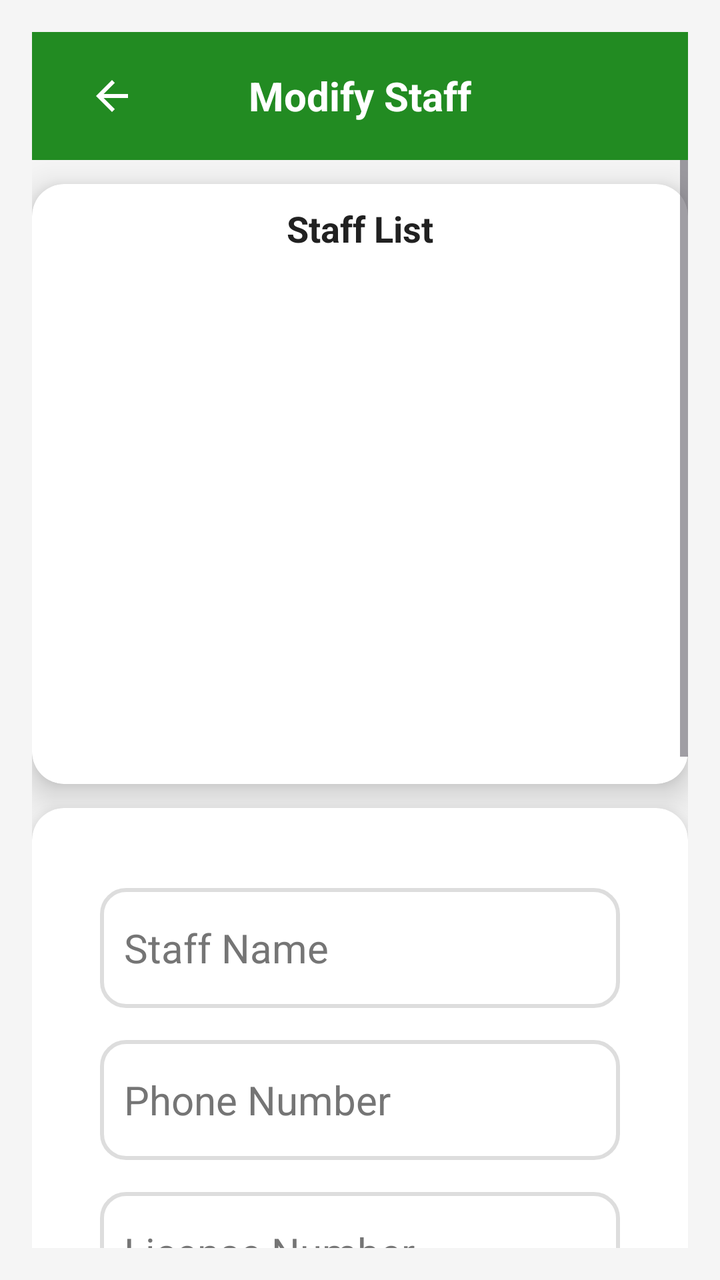
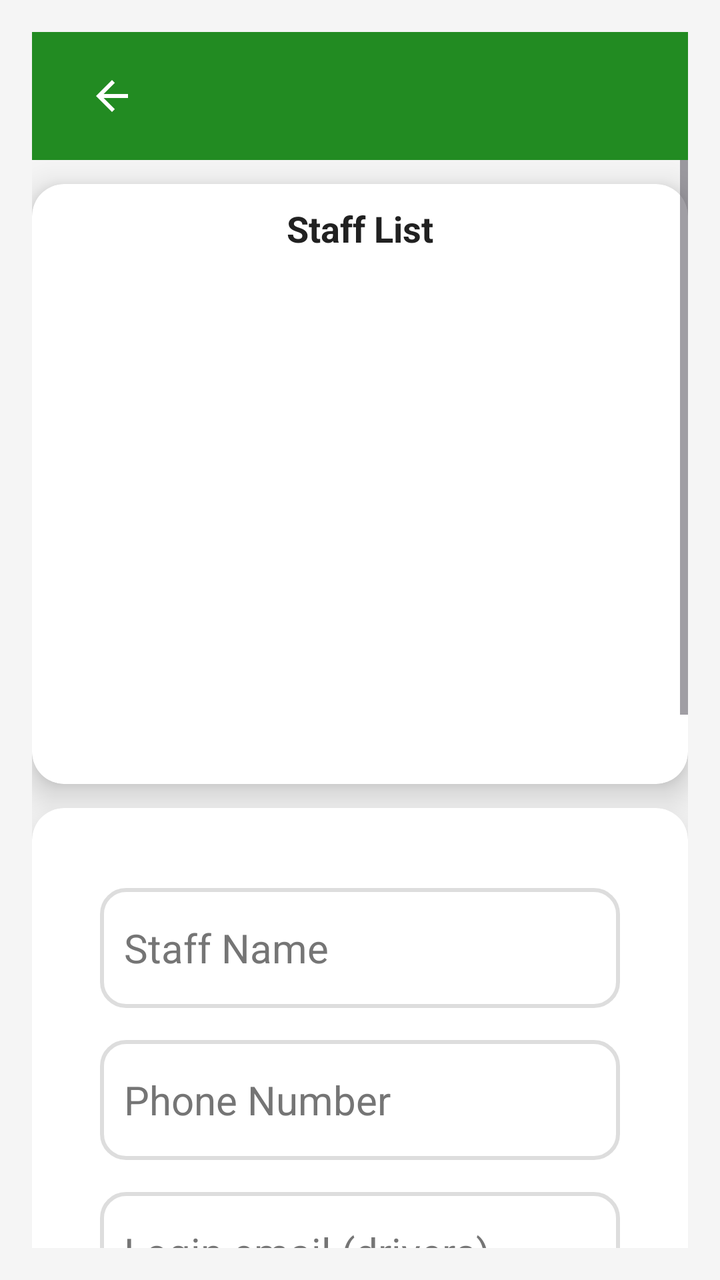

An Android layout rendered at two revisions. The XML below is the earlier revision; the diff shows what the commit changed to produce the second picture.
<!-- AndroidManifest.xml: application theme Theme.TransportApp -->
<!-- res/layout/activity_modify_staff.xml -->
<?xml version="1.0" encoding="utf-8"?>
<LinearLayout
    xmlns:android="http://schemas.android.com/apk/res/android"
    xmlns:app="http://schemas.android.com/apk/res-auto"
    android:layout_width="match_parent"
    android:layout_height="match_parent"
    android:orientation="vertical"
    android:background="#F5F5F5"
    android:padding="16dp">

    
    <androidx.appcompat.widget.Toolbar
        android:layout_width="match_parent"
        android:layout_height="?attr/actionBarSize"
        android:background="@color/green"
        android:elevation="6dp"
        android:theme="@style/ThemeOverlay.AppCompat.Dark.ActionBar">

        <ImageButton
            android:layout_width="48dp"
            android:layout_height="48dp"
            android:layout_marginStart="12dp"
            android:background="@null"
            android:contentDescription="Back"
            android:src="@drawable/baseline_arrow_back_24"
            app:tint="@android:color/white" />

        <TextView
            android:layout_width="wrap_content"
            android:layout_height="wrap_content"
            android:layout_gravity="center"
            android:text="Modify Staff"
            android:textColor="@android:color/white"
            android:textSize="20sp"
            android:textStyle="bold"/>
    </androidx.appcompat.widget.Toolbar>

    
    <ScrollView
        android:layout_width="match_parent"
        android:layout_height="0dp"
        android:layout_weight="1"
        android:fillViewport="true">

        <LinearLayout
            android:layout_width="match_parent"
            android:layout_height="wrap_content"
            android:orientation="vertical">

            
            <androidx.cardview.widget.CardView
                android:layout_width="match_parent"
                android:layout_height="300dp"
                android:layout_marginTop="12dp"
                android:backgroundTint="@android:color/white"
                app:cardCornerRadius="16dp"
                app:cardElevation="10dp">

                <LinearLayout
                    android:layout_width="match_parent"
                    android:layout_height="wrap_content"
                    android:orientation="vertical"
                    android:padding="10dp">

                    <TextView
                        android:layout_width="wrap_content"
                        android:layout_height="wrap_content"
                        android:text="Staff List"
                        android:textSize="18sp"
                        android:textStyle="bold"
                        android:textColor="#212121"
                        android:layout_gravity="center"
                        android:paddingBottom="8dp"/>

                    <androidx.recyclerview.widget.RecyclerView
                        android:id="@+id/driverRecyclerView"
                        android:layout_width="match_parent"
                        android:layout_height="250dp"
                        android:scrollbars="vertical"/>
                </LinearLayout>
            </androidx.cardview.widget.CardView>

            
            <androidx.cardview.widget.CardView
                android:layout_width="match_parent"
                android:layout_height="wrap_content"
                android:layout_marginTop="12dp"
                android:backgroundTint="@android:color/white"
                app:cardCornerRadius="16dp"
                app:cardElevation="10dp">

                <LinearLayout
                    android:layout_width="match_parent"
                    android:layout_height="wrap_content"
                    android:orientation="vertical"
                    android:padding="24dp">

                    
                    <EditText
                        android:id="@+id/driverNameInput"
                        android:layout_width="match_parent"
                        android:layout_height="60dp"
                        android:layout_marginTop="16dp"
                        android:layout_marginHorizontal="10dp"
                        android:background="@drawable/edittext_background"
                        android:hint="Staff Name"
                    android:inputType="text"
                    android:padding="12dp"
                    android:textColor="#212121"
                    android:textColorHint="#757575"
                    android:textSize="20sp" />

                    
                    <EditText
                        android:id="@+id/driverPhoneInput"
                        android:layout_width="match_parent"
                        android:layout_height="60dp"
                        android:layout_marginTop="16dp"
                        android:layout_marginHorizontal="10dp"
                        android:background="@drawable/edittext_background"
                        android:hint="Phone Number"
                        android:inputType="phone"
                        android:padding="12dp"
                        android:textColor="#212121"
                        android:textColorHint="#757575"
                        android:textSize="20sp" />

                    
                    <EditText
                        android:id="@+id/licenseNumberInput"
                        android:layout_width="match_parent"
                        android:layout_height="60dp"
                        android:layout_marginTop="16dp"
                        android:layout_marginHorizontal="10dp"
                        android:background="@drawable/edittext_background"
                        android:hint="License Number"
                    android:inputType="text"
                    android:padding="12dp"
                    android:textColor="#212121"
                    android:textColorHint="#757575"
                    android:textSize="20sp" />

                    
                    <Spinner
                        android:id="@+id/vehicleDropdown"
                        android:layout_width="match_parent"
                        android:layout_height="60dp"
                        android:layout_marginTop="16dp"
                        android:layout_marginHorizontal="10dp"
                        android:background="@drawable/edittext_background"
                        android:padding="12dp"
                        android:spinnerMode="dropdown" />

                    
                    <Spinner
                        android:id="@+id/routeDropdown"
                        android:layout_width="match_parent"
                        android:layout_height="60dp"
                        android:layout_marginTop="16dp"
                        android:layout_marginHorizontal="10dp"
                        android:background="@drawable/edittext_background"
                        android:padding="12dp"
                        android:spinnerMode="dropdown" />

                    
                    <RadioGroup
                        android:id="@+id/statusRadioGroup"
                        android:layout_width="match_parent"
                        android:layout_height="wrap_content"
                        android:layout_marginTop="16dp"
                        android:layout_marginHorizontal="10dp"
                        android:orientation="horizontal">

                        <RadioButton
                            android:id="@+id/activeRadioButton"
                            android:layout_width="0dp"
                            android:layout_height="wrap_content"
                            android:layout_weight="1"
                            android:text="Active"
                            android:textSize="18sp"
                            android:textColor="#212121"
                            android:padding="8dp"
                            android:checked="true" />

                        <RadioButton
                            android:id="@+id/notActiveRadioButton"
                            android:layout_width="0dp"
                            android:layout_height="wrap_content"
                            android:layout_weight="1"
                            android:text="Not Active"
                            android:textSize="18sp"
                            android:textColor="#212121"
                            android:padding="8dp" />
                    </RadioGroup>

                    
                    <RadioGroup
                        android:id="@+id/roleRadioGroup"
                        android:layout_width="match_parent"
                        android:layout_height="wrap_content"
                        android:layout_marginTop="16dp"
                        android:layout_marginHorizontal="10dp"
                        android:orientation="horizontal">

                        <RadioButton
                            android:id="@+id/driverRadioButton"
                            android:layout_width="0dp"
                            android:layout_height="wrap_content"
                            android:layout_weight="1"
                            android:text="Driver"
                            android:textSize="18sp"
                            android:textColor="#212121"
                            android:padding="8dp"
                            android:checked="true" /> 

                        <RadioButton
                            android:id="@+id/attendantRadioButton"
                            android:layout_width="0dp"
                            android:layout_height="wrap_content"
                            android:layout_weight="1"
                            android:text="Attendant"
                            android:textSize="18sp"
                            android:textColor="#212121"
                            android:padding="8dp" />
                    </RadioGroup>

                    
                    <Button
                        android:id="@+id/saveDriverButton"
                        android:layout_width="match_parent"
                    android:layout_height="wrap_content"
                    android:layout_gravity="center"
                    android:layout_marginTop="24dp"
                    android:layout_marginBottom="10dp"
                    android:backgroundTint="@color/green"
                    android:padding="16dp"
                    android:text="Save Staff"
                    android:textColor="@android:color/white"
                    android:textSize="18sp"
                    android:textStyle="bold"
                    app:cornerRadius="12dp" /> 
                </LinearLayout>
            </androidx.cardview.widget.CardView>
        </LinearLayout>
    </ScrollView>
</LinearLayout>
<!-- resources referenced by this layout -->
<resources>
  <color name="green">#228B22</color>
  <!-- drawable baseline_arrow_back_24 (drawable) -->
  <vector xmlns:android="http://schemas.android.com/apk/res/android" android:autoMirrored="true" android:height="24dp" android:tint="#000000" android:viewportHeight="24" android:viewportWidth="24" android:width="24dp">
        
      <path android:fillColor="@android:color/white" android:pathData="M20,11H7.83l5.59,-5.59L12,4l-8,8 8,8 1.41,-1.41L7.83,13H20v-2z"/>
      
  </vector>
  <!-- drawable edittext_background (drawable) -->
  <?xml version="1.0" encoding="utf-8"?>
  <shape xmlns:android="http://schemas.android.com/apk/res/android">
      <solid android:color="#FFFFFF" />
      <corners android:radius="12dp" />
      <stroke android:width="2dp" android:color="#DDDDDD" />
  </shape>
  <style name="Theme.TransportApp" parent="Base.Theme.TransportApp" />
  <style name="Base.Theme.TransportApp" parent="Theme.Material3.DayNight.NoActionBar">
          
          
      </style>
</resources>

<!-- the commit's change to res/layout/activity_modify_staff.xml (unified diff, before → after) -->
@@ -5,35 +5,14 @@
     android:layout_width="match_parent"
     android:layout_height="match_parent"
     android:orientation="vertical"
-    android:background="#F5F5F5"
+    android:background="@color/screen_background"
     android:padding="16dp">
 
     
-    <androidx.appcompat.widget.Toolbar
+    <include
+        layout="@layout/toolbar"
         android:layout_width="match_parent"
-        android:layout_height="?attr/actionBarSize"
-        android:background="@color/green"
-        android:elevation="6dp"
-        android:theme="@style/ThemeOverlay.AppCompat.Dark.ActionBar">
-
-        <ImageButton
-            android:layout_width="48dp"
-            android:layout_height="48dp"
-            android:layout_marginStart="12dp"
-            android:background="@null"
-            android:contentDescription="Back"
-            android:src="@drawable/baseline_arrow_back_24"
-            app:tint="@android:color/white" />
-
-        <TextView
-            android:layout_width="wrap_content"
-            android:layout_height="wrap_content"
-            android:layout_gravity="center"
-            android:text="Modify Staff"
-            android:textColor="@android:color/white"
-            android:textSize="20sp"
-            android:textStyle="bold"/>
-    </androidx.appcompat.widget.Toolbar>
+        android:layout_height="?attr/actionBarSize" />
 
     
     <ScrollView
@@ -48,7 +27,7 @@
             android:orientation="vertical">
 
             
-            <androidx.cardview.widget.CardView
+            <com.google.android.material.card.MaterialCardView
                 android:layout_width="match_parent"
                 android:layout_height="300dp"
                 android:layout_marginTop="12dp"
@@ -65,10 +44,10 @@
                     <TextView
                         android:layout_width="wrap_content"
                         android:layout_height="wrap_content"
-                        android:text="Staff List"
+                        android:text="@string/staff_list"
                         android:textSize="18sp"
                         android:textStyle="bold"
-                        android:textColor="#212121"
+                        android:textColor="@color/text_primary"
                         android:layout_gravity="center"
                         android:paddingBottom="8dp"/>
 
@@ -78,10 +57,10 @@
                         android:layout_height="250dp"
                         android:scrollbars="vertical"/>
                 </LinearLayout>
-            </androidx.cardview.widget.CardView>
+            </com.google.android.material.card.MaterialCardView>
 
             
-            <androidx.cardview.widget.CardView
+            <com.google.android.material.card.MaterialCardView
                 android:layout_width="match_parent"
                 android:layout_height="wrap_content"
                 android:layout_marginTop="12dp"
@@ -103,11 +82,11 @@
                         android:layout_marginTop="16dp"
                         android:layout_marginHorizontal="10dp"
                         android:background="@drawable/edittext_background"
-                        android:hint="Staff Name"
+                        android:hint="@string/hint_staff_name"
                     android:inputType="text"
                     android:padding="12dp"
-                    android:textColor="#212121"
-                    android:textColorHint="#757575"
+                    android:textColor="@color/text_primary"
+                    android:textColorHint="@color/text_hint"
                     android:textSize="20sp" />
 
                     
@@ -118,26 +97,42 @@
                         android:layout_marginTop="16dp"
                         android:layout_marginHorizontal="10dp"
                         android:background="@drawable/edittext_background"
-                        android:hint="Phone Number"
+                        android:hint="@string/hint_phone_number"
                         android:inputType="phone"
                         android:padding="12dp"
-                        android:textColor="#212121"
-                        android:textColorHint="#757575"
+                        android:textColor="@color/text_primary"
+                        android:textColorHint="@color/text_hint"
                         android:textSize="20sp" />
 
                     
                     <EditText
+                        android:id="@+id/staffEmailInput"
+                        android:layout_width="match_parent"
+                        android:layout_height="60dp"
+                        android:layout_marginHorizontal="10dp"
+                        android:layout_marginTop="16dp"
+                        android:autofillHints="emailAddress"
+                        android:background="@drawable/edittext_background"
+                        android:hint="@string/staff_email_hint"
+                        android:inputType="textEmailAddress"
+                        android:padding="12dp"
+                        android:textColor="@color/text_primary"
+                        android:textColorHint="@color/text_hint"
+                        android:textSize="20sp" />
+
+                    
+                    <EditText
                         android:id="@+id/licenseNumberInput"
                         android:layout_width="match_parent"
                         android:layout_height="60dp"
                         android:layout_marginTop="16dp"
                         android:layout_marginHorizontal="10dp"
                         android:background="@drawable/edittext_background"
-                        android:hint="License Number"
+                        android:hint="@string/hint_license_number"
                     android:inputType="text"
                     android:padding="12dp"
-                    android:textColor="#212121"
-                    android:textColorHint="#757575"
+                    android:textColor="@color/text_primary"
+                    android:textColorHint="@color/text_hint"
                     android:textSize="20sp" />
 
                     
@@ -176,9 +171,9 @@
                             android:layout_width="0dp"
                             android:layout_height="wrap_content"
                             android:layout_weight="1"
-                            android:text="Active"
-                            android:textSize="18sp"
-                            android:textColor="#212121"
+                            android:text="@string/active"
+                            android:textSize="18sp"
+                            android:textColor="@color/text_primary"
                             android:padding="8dp"
                             android:checked="true" />
 
@@ -187,9 +182,9 @@
                             android:layout_width="0dp"
                             android:layout_height="wrap_content"
                             android:layout_weight="1"
-                            android:text="Not Active"
-                            android:textSize="18sp"
-                            android:textColor="#212121"
+                            android:text="@string/not_active"
+                            android:textSize="18sp"
+                            android:textColor="@color/text_primary"
                             android:padding="8dp" />
                     </RadioGroup>
 
@@ -207,9 +202,9 @@
                             android:layout_width="0dp"
                             android:layout_height="wrap_content"
                             android:layout_weight="1"
-                            android:text="Driver"
-                            android:textSize="18sp"
-                            android:textColor="#212121"
+                            android:text="@string/driver"
+                            android:textSize="18sp"
+                            android:textColor="@color/text_primary"
                             android:padding="8dp"
                             android:checked="true" /> 
 
@@ -218,9 +213,9 @@
                             android:layout_width="0dp"
                             android:layout_height="wrap_content"
                             android:layout_weight="1"
-                            android:text="Attendant"
-                            android:textSize="18sp"
-                            android:textColor="#212121"
+                            android:text="@string/attendant"
+                            android:textSize="18sp"
+                            android:textColor="@color/text_primary"
                             android:padding="8dp" />
                     </RadioGroup>
 
@@ -234,13 +229,43 @@
                     android:layout_marginBottom="10dp"
                     android:backgroundTint="@color/green"
                     android:padding="16dp"
-                    android:text="Save Staff"
+                    android:text="@string/save_staff"
                     android:textColor="@android:color/white"
                     android:textSize="18sp"
                     android:textStyle="bold"
                     app:cornerRadius="12dp" /> 
                 </LinearLayout>
-            </androidx.cardview.widget.CardView>
+            </com.google.android.material.card.MaterialCardView>
         </LinearLayout>
     </ScrollView>
 </LinearLayout>
+<!-- res/layout/toolbar.xml (included above) -->
+<?xml version="1.0" encoding="utf-8"?>
+<com.google.android.material.appbar.MaterialToolbar xmlns:android="http://schemas.android.com/apk/res/android"
+    xmlns:app="http://schemas.android.com/apk/res-auto"
+    android:id="@+id/toolbar"
+    android:layout_width="match_parent"
+    android:layout_height="?attr/actionBarSize"
+    android:background="@color/green"
+    android:elevation="4dp"
+    android:theme="@style/ThemeOverlay.AppCompat.Dark.ActionBar">
+
+    <ImageButton
+        android:id="@+id/backButton"
+        android:layout_width="48dp"
+        android:layout_height="48dp"
+        android:layout_marginStart="12dp"
+        android:background="@null"
+        android:contentDescription="@string/back_button_desc"
+        android:src="@drawable/baseline_arrow_back_24"
+        app:tint="@android:color/white" />
+
+    <TextView
+        android:id="@+id/toolbar_title"
+        android:layout_width="wrap_content"
+        android:layout_height="wrap_content"
+        android:layout_gravity="center"
+        android:textColor="@android:color/white"
+        android:textSize="22sp"
+        android:textStyle="bold" />
+</com.google.android.material.appbar.MaterialToolbar>
<!-- resource entries referenced after the edit -->
@@ -1,6 +1,9 @@
 <!-- resources referenced by this layout -->
 <resources>
   <color name="green">#228B22</color>
+  <color name="screen_background">#F5F5F5</color>
+  <color name="text_hint">#757575</color>
+  <color name="text_primary">#212121</color>
   <!-- drawable baseline_arrow_back_24 (drawable) -->
   <vector xmlns:android="http://schemas.android.com/apk/res/android" android:autoMirrored="true" android:height="24dp" android:tint="#000000" android:viewportHeight="24" android:viewportWidth="24" android:width="24dp">
         
@@ -14,10 +17,29 @@
       <corners android:radius="12dp" />
       <stroke android:width="2dp" android:color="#DDDDDD" />
   </shape>
+  <string name="active">Active</string>
+  <string name="attendant">Attendant</string>
+  <string name="back_button_desc">Navigate back</string>
+  <string name="driver">Driver</string>
+  <string name="hint_license_number">License Number</string>
+  <string name="hint_phone_number">Phone Number</string>
+  <string name="hint_staff_name">Staff Name</string>
+  <string name="not_active">Not Active</string>
+  <string name="save_staff">Save Staff</string>
+  <string name="staff_email_hint">Login email (drivers)</string>
+  <string name="staff_list">Staff List</string>
   <style name="Theme.TransportApp" parent="Base.Theme.TransportApp" />
   <style name="Base.Theme.TransportApp" parent="Theme.Material3.DayNight.NoActionBar">
           
+          <item name="colorPrimary">@color/green</item>
+          <item name="colorOnPrimary">@color/white</item>
+          <item name="colorSecondary">@color/accent_orange</item>
+          <item name="colorOnSecondary">@color/black</item>
           
+          <item name="materialCardViewStyle">@style/Widget.Material3.CardView.Elevated</item>
       </style>
+  <color name="white">#FFFFFFFF</color>
+  <color name="accent_orange">#FF9800</color>
+  <color name="black">#FF000000</color>
 </resources>
 
